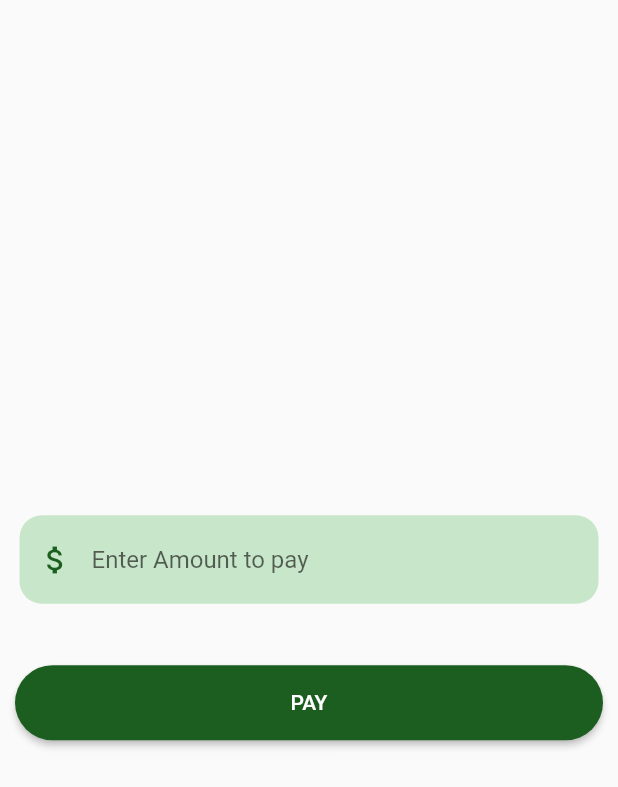
After one commit to Shibili12/bloc_example, a Flutter app: the screen it shows after launch, after a tap on "PAY", on a phone screen of 412 x 824 dp. The commit adds this screen. Shown: the top 787 px of the screen. Run offline on Flutter 3.47's test engine with Material 3 defaults, Android fonts, the phone set to English and light mode, and no system bars; our stand-ins replace bloc, firebase_core, firebase_messaging, flutter_bloc, flutter_local_notifications, geocoding and 2 more; missing offline and left inert: razorpay_flutter; accounts and stored records are empty.

Commit message:
razorpay integration using bloc

```diff
--- a/lib/main.dart
+++ b/lib/main.dart
@@ -5,6 +5,8 @@ import 'package:bloc_example/locationfetch_using_bloc/bloc/location_bloc.dart';
 import 'package:bloc_example/locationfetch_using_bloc/location_homepage.dart';
 import 'package:bloc_example/notification_using_bloc/bloc/notification_bloc.dart';
 import 'package:bloc_example/notification_using_bloc/notificationpage.dart';
+import 'package:bloc_example/payment_integration/paymentscreen.dart';
+import 'package:bloc_example/payment_integration/bloc/razorpay_bloc.dart';
 import 'package:firebase_core/firebase_core.dart';
 import 'package:flutter/material.dart';
 import 'package:flutter_bloc/flutter_bloc.dart';
@@ -31,9 +33,15 @@ class MyApp extends StatelessWidget {
         BlocProvider(
           create: (context) => NotificationBloc(),
         ),
+        BlocProvider(
+          create: (context) => RazorpayBloc(),
+        ),
       ],
       child: MaterialApp(
-        home: Noticationpage(),
+        home: Paymentscreen(),
+        theme: ThemeData(
+          useMaterial3: false,
+        ),
       ),
     );
   }
--- /dev/null
+++ b/lib/payment_integration/bloc/razorpay_bloc.dart
@@ -0,0 +1,21 @@
+import 'package:bloc/bloc.dart';
+import 'package:flutter/material.dart';
+import 'package:meta/meta.dart';
+import 'package:razorpay_flutter/razorpay_flutter.dart';
+
+part 'razorpay_event.dart';
+part 'razorpay_state.dart';
+
+class RazorpayBloc extends Bloc<RazorpayEvent, RazorpayState> {
+  RazorpayBloc() : super(RazorpayInitial()) {
+    final Razorpay razorpay = Razorpay();
+
+    on<Payevent>((event, emit) {
+      try {
+        razorpay.open(event.option);
+      } catch (e) {
+        print(e.toString());
+      }
+    });
+  }
+}
--- /dev/null
+++ b/lib/payment_integration/bloc/razorpay_event.dart
@@ -0,0 +1,9 @@
+part of 'razorpay_bloc.dart';
+
+@immutable
+sealed class RazorpayEvent {}
+
+class Payevent extends RazorpayEvent {
+  var option;
+  Payevent({required this.option});
+}
--- /dev/null
+++ b/lib/payment_integration/paymentscreen.dart
@@ -0,0 +1,73 @@
+import 'package:bloc_example/payment_integration/bloc/razorpay_bloc.dart';
+import 'package:flutter/material.dart';
+import 'package:flutter_bloc/flutter_bloc.dart';
+
+class Paymentscreen extends StatelessWidget {
+  Paymentscreen({super.key});
+
+  final controller = TextEditingController();
+
+  @override
+  Widget build(BuildContext context) {
+    return Scaffold(
+      body: Column(
+        mainAxisAlignment: MainAxisAlignment.center,
+        children: [
+          Padding(
+            padding: const EdgeInsets.all(13.0),
+            child: TextField(
+              controller: controller,
+              decoration: InputDecoration(
+                  filled: true,
+                  fillColor: Colors.green.shade100,
+                  prefixIcon: Icon(
+                    Icons.attach_money_outlined,
+                    color: Colors.green[900],
+                  ),
+                  hintText: "Enter Amount to pay",
+                  border: OutlineInputBorder(
+                    borderRadius: BorderRadius.circular(15),
+                    borderSide: BorderSide.none,
+                  )),
+            ),
+          ),
+          SizedBox(
+            height: 20,
+          ),
+          Padding(
+            padding: const EdgeInsets.only(top: 8, left: 10, right: 10),
+            child: SizedBox(
+              width: double.infinity,
+              height: 50,
+              child: ElevatedButton(
+                onPressed: () {
+                  if (controller.text.isNotEmpty) {
+                    var options = {
+                      "key": "rzp_test_kTaZxLvL6vJ98a",
+                      "amount": num.parse(controller.text) * 100,
+                      "name": "my test Projects",
+                      "description": "payment for our work",
+                      "prefill": {
+                        "contact": "8848555711",
+                        "email": "shibiliazwin23@gmail.com"
+                      },
+                      "external": {
+                        "wallets": ["paytm"]
+                      },
+                    };
+                    context.read<RazorpayBloc>().add(Payevent(option: options));
+                  }
+                },
+                child: Text("PAY"),
+                style: ElevatedButton.styleFrom(
+                    backgroundColor: Colors.green[900],
+                    shape: RoundedRectangleBorder(
+                        borderRadius: BorderRadius.circular(25))),
+              ),
+            ),
+          ),
+        ],
+      ),
+    );
+  }
+}
--- a/pubspec.yaml
+++ b/pubspec.yaml
@@ -42,6 +42,7 @@ dependencies:
   firebase_messaging: ^14.7.14
   flutter_local_notifications: ^16.3.2
   image_picker: ^1.0.7
+  razorpay_flutter: ^1.3.6
 
 dev_dependencies:
   flutter_test:
```
Also changed, not shown: lib/payment_integration/bloc/razorpay_state.dart (added, +25 -0 lines), pubspec.lock, 2 other files.
